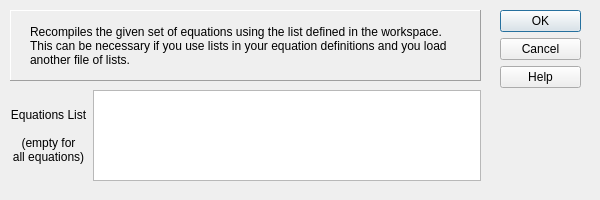
Above: gui/menu/compute/compute_model.ui from plan-be/iode before the change. Below: the same form after it.
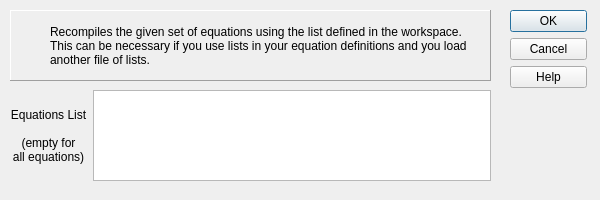
That is the form after the change. Icons and pictures are not drawn.

Commit message: GUI: (Compute Menu) added missing keyboard shortcuts

Diff of the .ui file:
```diff
--- a/gui/menu/compute/compute_model.ui
+++ b/gui/menu/compute/compute_model.ui
@@ -29,28 +29,12 @@
    <iconset>
     <normaloff>icons/Iodenew.ico</normaloff>icons/Iodenew.ico</iconset>
   </property>
-  <widget class="QDialogButtonBox" name="buttonBox">
-   <property name="geometry">
-    <rect>
-     <x>500</x>
-     <y>10</y>
-     <width>81</width>
-     <height>91</height>
-    </rect>
-   </property>
-   <property name="orientation">
-    <enum>Qt::Vertical</enum>
-   </property>
-   <property name="standardButtons">
-    <set>QDialogButtonBox::Cancel|QDialogButtonBox::Help|QDialogButtonBox::Ok</set>
-   </property>
-  </widget>
   <widget class="QFrame" name="frame">
    <property name="geometry">
     <rect>
      <x>10</x>
      <y>10</y>
-     <width>471</width>
+     <width>481</width>
      <height>71</height>
     </rect>
    </property>
@@ -63,9 +47,9 @@
    <widget class="QLabel" name="label_info">
     <property name="geometry">
      <rect>
-      <x>20</x>
+      <x>40</x>
       <y>10</y>
-      <width>431</width>
+      <width>421</width>
       <height>51</height>
      </rect>
     </property>
@@ -84,7 +68,7 @@
     <rect>
      <x>10</x>
      <y>90</y>
-     <width>471</width>
+     <width>481</width>
      <height>91</height>
     </rect>
    </property>
@@ -107,6 +91,79 @@
     </item>
    </layout>
   </widget>
+  <widget class="QWidget" name="layoutWidget_2">
+   <property name="geometry">
+    <rect>
+     <x>510</x>
+     <y>10</y>
+     <width>77</width>
+     <height>171</height>
+    </rect>
+   </property>
+   <layout class="QVBoxLayout" name="verticalLayout">
+    <item>
+     <widget class="QPushButton" name="OKButton">
+      <property name="sizePolicy">
+       <sizepolicy hsizetype="Fixed" vsizetype="Fixed">
+        <horstretch>0</horstretch>
+        <verstretch>0</verstretch>
+       </sizepolicy>
+      </property>
+      <property name="text">
+       <string>OK</string>
+      </property>
+      <property name="shortcut">
+       <string>F10</string>
+      </property>
+     </widget>
+    </item>
+    <item>
+     <widget class="QPushButton" name="cancelButton">
+      <property name="sizePolicy">
+       <sizepolicy hsizetype="Fixed" vsizetype="Fixed">
+        <horstretch>0</horstretch>
+        <verstretch>0</verstretch>
+       </sizepolicy>
+      </property>
+      <property name="text">
+       <string>Cancel</string>
+      </property>
+      <property name="shortcut">
+       <string>Esc</string>
+      </property>
+     </widget>
+    </item>
+    <item>
+     <widget class="QPushButton" name="helpButton">
+      <property name="sizePolicy">
+       <sizepolicy hsizetype="Fixed" vsizetype="Fixed">
+        <horstretch>0</horstretch>
+        <verstretch>0</verstretch>
+       </sizepolicy>
+      </property>
+      <property name="text">
+       <string>Help</string>
+      </property>
+      <property name="shortcut">
+       <string>F1</string>
+      </property>
+     </widget>
+    </item>
+    <item>
+     <spacer name="verticalSpacer">
+      <property name="orientation">
+       <enum>Qt::Vertical</enum>
+      </property>
+      <property name="sizeHint" stdset="0">
+       <size>
+        <width>20</width>
+        <height>40</height>
+       </size>
+      </property>
+     </spacer>
+    </item>
+   </layout>
+  </widget>
  </widget>
  <resources/>
  <connections>
```
Left out of the diff: 72 changed lines with no effect on the pictures. The commit also changes 4 other files.
